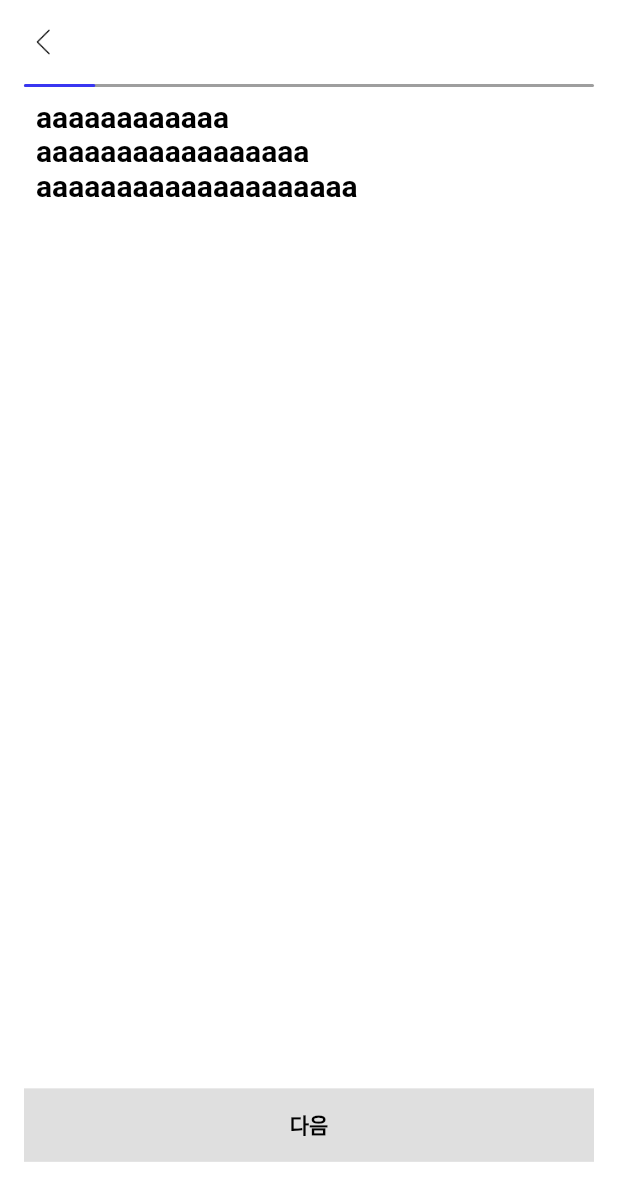
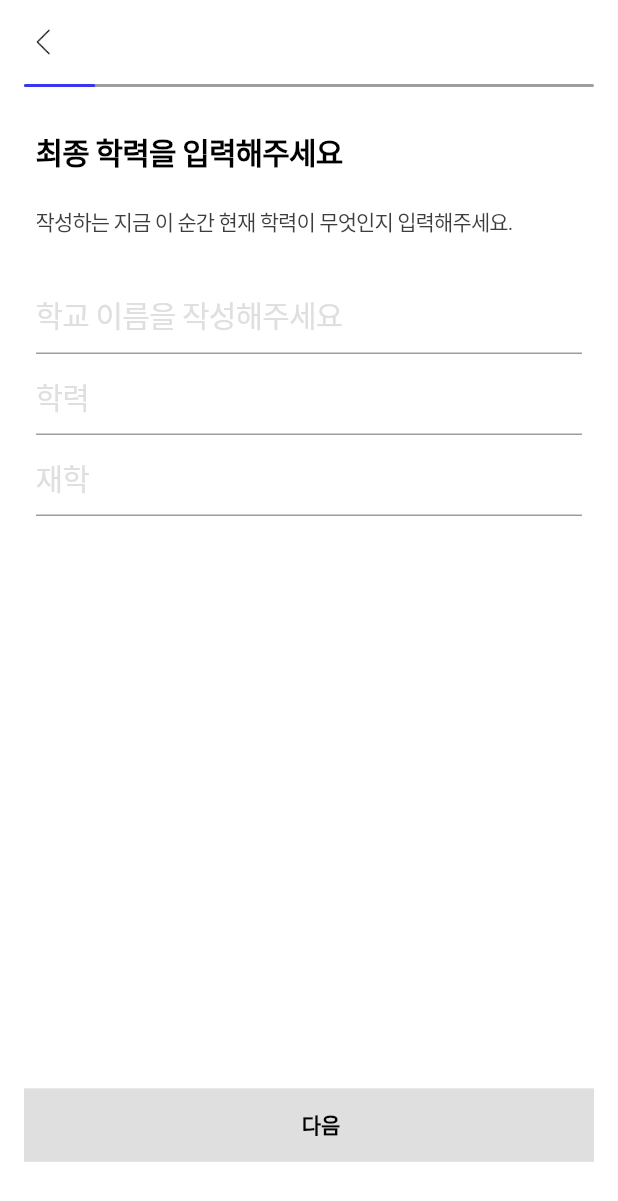
Before and after one commit to sayole/JobDoc, a Flutter app: the EducationPage screen opened directly, on a phone screen of 412 x 824 dp. Shown: the top 1201 px of the screen. Run offline on Flutter 3.47's test engine with Material 2 defaults, Android fonts, the light colour scheme and no system bars; drawn by our look-alikes of flutter_animation_progress_bar; our stand-ins replace firebase_auth, firebase_core, google_sign_in; accounts and stored records are empty; Roboto replaces fonts that are missing (Pretendard).

Commit message:
스크롤x, done submit widgets

```diff
--- a/lib/pages/login/4_name_page.dart
+++ b/lib/pages/login/4_name_page.dart
@@ -17,7 +17,7 @@ class NamePage extends StatefulWidget {
 class _NamePageState extends State<NamePage> {
   TextEditingController nameController = TextEditingController();
 
-  void _printLatestValue() {
+  void checkProcessDone() {
     LoginProcessSerivce service = context.read<LoginProcessSerivce>();
     service.checkProcessDone();
   }
@@ -25,7 +25,7 @@ class _NamePageState extends State<NamePage> {
   @override
   void initState() {
     super.initState();
-    nameController.addListener(_printLatestValue);
+    nameController.addListener(checkProcessDone);
   }
 
   @override
@@ -42,17 +42,7 @@ class _NamePageState extends State<NamePage> {
             children: [
               ...SubmitWidgets.infoText('이름을 입력해 주세요',
                   '이름은 오직 컨설턴트와 이야기할 때 본인인지 확인하는 용도로 만 사용돼요. 주민등록상 본명을 입력해주세요'),
-              TextField(
-                controller: nameController,
-                style: LoginStyles.inputStyle,
-                decoration: InputDecoration(
-                  hintText: "이름을 입력해주세요",
-                  hintStyle: LoginStyles.hintStyle,
-                  focusedBorder: UnderlineInputBorder(
-                    borderSide: BorderSide(color: Colors.black),
-                  ),
-                ),
-              )
+              SubmitWidgets.submitTextField("이름을 입력해주세요", nameController)
             ],
           ),
         ),
--- a/lib/pages/login/5_education_page.dart
+++ b/lib/pages/login/5_education_page.dart
@@ -4,6 +4,7 @@ import 'package:provider/provider.dart';
 
 import '../../services/login_process_service.dart';
 import 'login_process_scaffold.dart';
+import 'widgets/submit_widgets.dart';
 
 class EducationPage extends StatefulWidget {
   EducationPage({Key? key}) : super(key: key);
@@ -17,6 +18,19 @@ class _EducationPageState extends State<EducationPage> {
   TextEditingController schoolNameController = TextEditingController();
   TextEditingController statusController = TextEditingController();
 
+  void checkProcessDone() {
+    LoginProcessSerivce service = context.read<LoginProcessSerivce>();
+    service.checkProcessDone();
+  }
+
+  @override
+  void initState() {
+    super.initState();
+    groupcontroller.addListener(checkProcessDone);
+    schoolNameController.addListener(checkProcessDone);
+    statusController.addListener(checkProcessDone);
+  }
+
   @override
   Widget build(BuildContext context) {
     return Consumer<LoginProcessSerivce>(
@@ -26,19 +40,17 @@ class _EducationPageState extends State<EducationPage> {
         return LoginProcessScaffold(
           body: Padding(
             padding: const EdgeInsets.all(8.0),
-            child: RichText(
-              text: TextSpan(
-                style: TextStyle(
-                  color: Colors.black,
-                  fontWeight: FontWeight.w700,
-                  fontSize: 20,
-                ),
-                children: [
-                  TextSpan(text: "aaaaaaaaaaaa\n"),
-                  TextSpan(text: "aaaaaaaaaaaaaaaaa\n"),
-                  TextSpan(text: "aaaaaaaaaaaaaaaaaaaa\n"),
-                ],
-              ),
+            child: Column(
+              mainAxisAlignment: MainAxisAlignment.end,
+              crossAxisAlignment: CrossAxisAlignment.start,
+              children: [
+                ...SubmitWidgets.infoText(
+                    '최종 학력을 입력해주세요', '작성하는 지금 이 순간 현재 학력이 무엇인지 입력해주세요.'),
+                SubmitWidgets.submitTextField(
+                    "학교 이름을 작성해주세요", schoolNameController),
+                SubmitWidgets.submitTextField("학력", schoolNameController),
+                SubmitWidgets.submitTextField("재학", schoolNameController),
+              ],
             ),
           ),
           nextPage: CareerPage(),
--- a/lib/pages/login/login_process_scaffold.dart
+++ b/lib/pages/login/login_process_scaffold.dart
@@ -40,9 +40,10 @@ class _LoginProcessScaffoldState extends State<LoginProcessScaffold> {
                 horizontal: 16.0,
                 vertical: 0,
               ),
-            child: Column(
-              mainAxisAlignment: MainAxisAlignment.end,
-              crossAxisAlignment: CrossAxisAlignment.start,
+              child: Stack(
+                children: [
+                  Column(
+                    // shrinkWrap: true,
                     children: [
                       widget.index == 0
                           ? SizedBox(height: 2)
@@ -52,13 +53,25 @@ class _LoginProcessScaffoldState extends State<LoginProcessScaffold> {
                               maxValue: 8,
                               backgroundColor: Colors.grey,
                               progressColor: const Color(0xff3936f1),
-                        animatedDuration: const Duration(milliseconds: 400),
+                              animatedDuration:
+                                  const Duration(milliseconds: 400),
                               direction: Axis.horizontal,
                               verticalDirection: VerticalDirection.up,
                             ),
                       widget.body,
-                Spacer(),
-                GestureDetector(
+                    ],
+                  ),
+                  Positioned(
+                    bottom: 0,
+                    width: MediaQuery.of(context).size.width - 16,
+                    height: MediaQuery.of(context).size.height * 0.06,
+                    child: Container(
+                      decoration: BoxDecoration(color: Colors.white),
+                    ),
+                  ),
+                  Positioned(
+                    bottom: MediaQuery.of(context).size.height * 0.06,
+                    child: GestureDetector(
                       onTap: loginProcessService.isDone
                           ? () => {
                                 Navigator.push(
@@ -69,6 +82,7 @@ class _LoginProcessScaffoldState extends State<LoginProcessScaffold> {
                               }
                           : null,
                       child: Container(
+                        width: MediaQuery.of(context).size.width - 16,
                         decoration: BoxDecoration(
                           color: loginProcessService.isDone
                               ? Color(0xFF3936F1)
@@ -91,14 +105,13 @@ class _LoginProcessScaffoldState extends State<LoginProcessScaffold> {
                         ),
                       ),
                     ),
-                SizedBox(
-                  height: MediaQuery.of(context).size.height * 0.06,
-                )
+                  ),
                 ],
               ),
             ),
           ),
         );
-    });
+      },
+    );
   }
 }
--- a/lib/pages/login/widgets/submit_widgets.dart
+++ b/lib/pages/login/widgets/submit_widgets.dart
@@ -1,4 +1,5 @@
 import 'package:flutter/cupertino.dart';
+import 'package:flutter/material.dart';
 
 import 'login_styles.dart';
 
@@ -17,4 +18,19 @@ class SubmitWidgets {
       SizedBox(height: 25),
     ];
   }
+
+  static Widget submitTextField(
+      String hintText, TextEditingController editingController) {
+    return TextField(
+      controller: editingController,
+      style: LoginStyles.inputStyle,
+      decoration: InputDecoration(
+        hintText: hintText,
+        hintStyle: LoginStyles.hintStyle,
+        focusedBorder: UnderlineInputBorder(
+          borderSide: BorderSide(color: Colors.black),
+        ),
+      ),
+    );
+  }
 }
```
Lines whose indentation alone changed are shown as unchanged.
